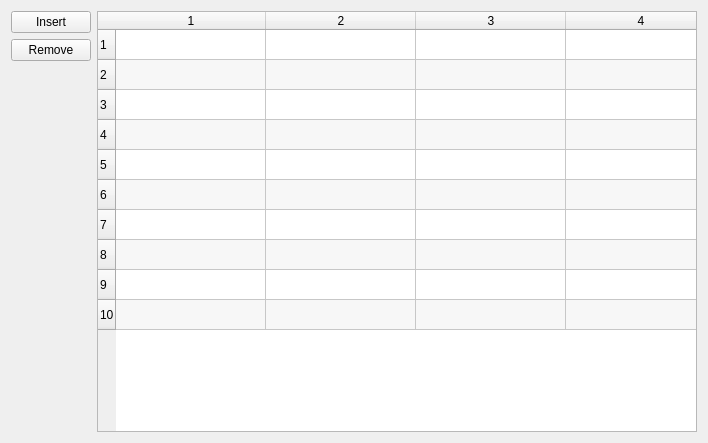
Old version of the form src/DNNLab/FrameNetwork.ui in the repository edeforas/BeeDNN.
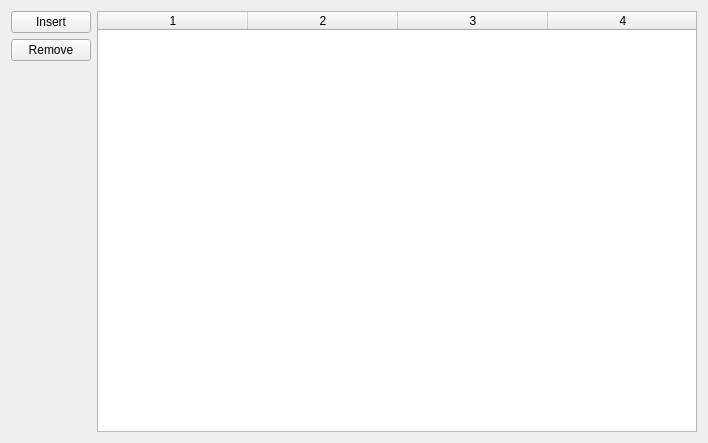
New version of the form.

Diff of the .ui file:
```diff
--- a/src/DNNLab/FrameNetwork.ui
+++ b/src/DNNLab/FrameNetwork.ui
@@ -6,7 +6,7 @@
    <rect>
     <x>0</x>
     <y>0</y>
-    <width>630</width>
+    <width>701</width>
     <height>443</height>
    </rect>
   </property>
@@ -84,7 +84,7 @@
       <bool>false</bool>
      </property>
      <property name="rowCount">
-      <number>10</number>
+      <number>0</number>
      </property>
      <property name="columnCount">
       <number>4</number>
@@ -98,16 +98,6 @@
      <attribute name="horizontalHeaderStretchLastSection">
       <bool>false</bool>
      </attribute>
-     <row/>
-     <row/>
-     <row/>
-     <row/>
-     <row/>
-     <row/>
-     <row/>
-     <row/>
-     <row/>
-     <row/>
      <column/>
      <column/>
      <column/>
```
Left out of the diff: 6 changed lines with no effect on the pictures.
